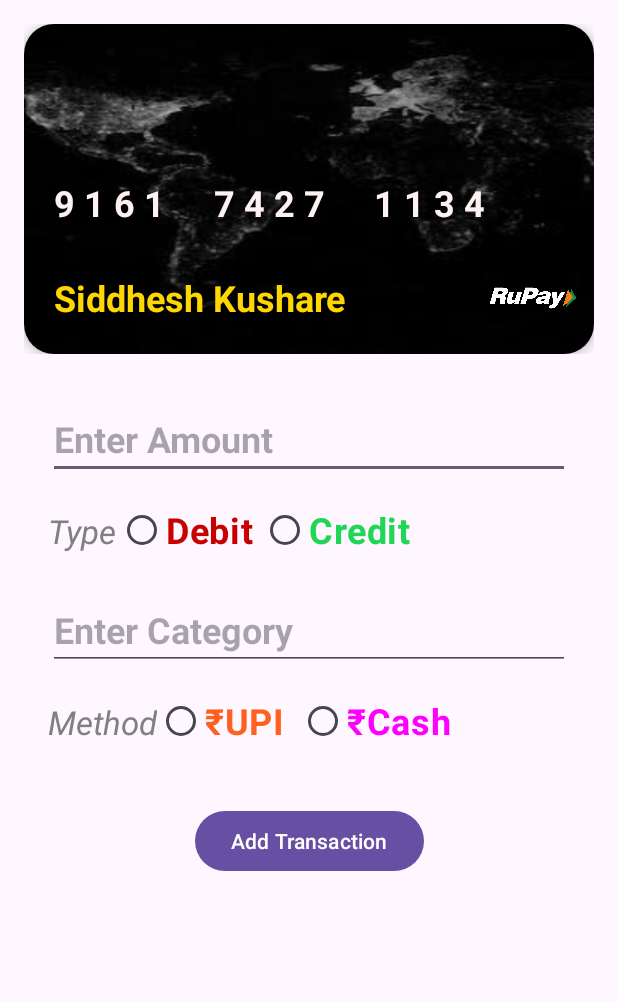
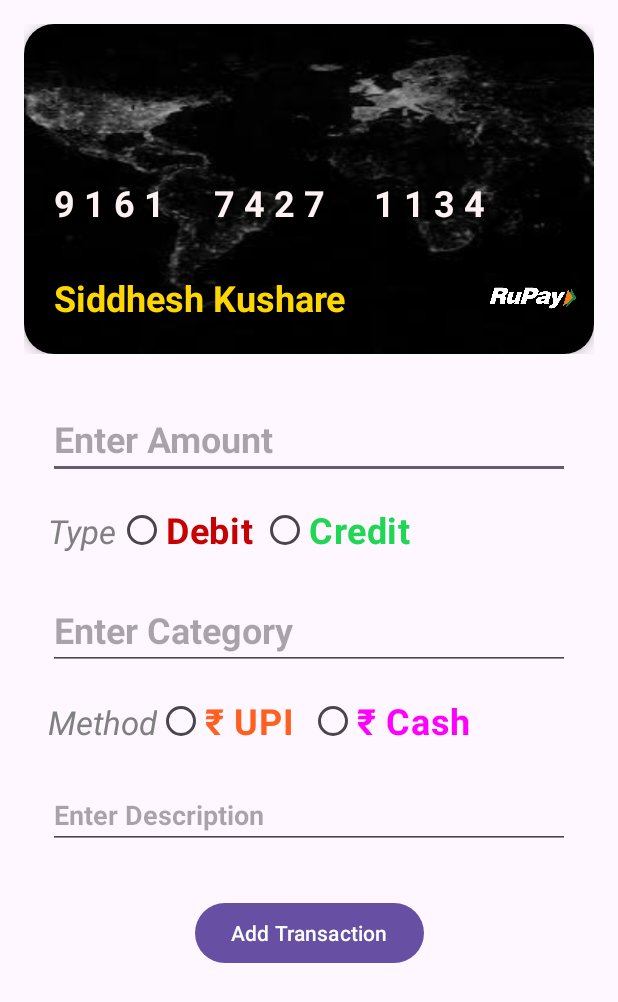
Before and after one commit to Siddhesh21-coder/Transaction-Management, an Android app: the screen it shows after launch (AddNewTransactionActivity), after a tap on an icon or button, on a phone screen of 412 x 824 dp. Shown: the top 1002 px of the screen. Run offline under Robolectric (Android 15) with nearby library versions, the phone set to English and light mode, and no system bars; our stand-ins replace Room's generated code, data binding.

Commit message:
Improved UI + fixed some errors

```diff
--- a/app/src/main/java/com/codersarena/transactionmanagement/AddNewTransactionClickHandler.java
+++ b/app/src/main/java/com/codersarena/transactionmanagement/AddNewTransactionClickHandler.java
@@ -36,7 +36,8 @@ public class AddNewTransactionClickHandler {
         RadioButton radioButton = radioGroup.findViewById(checkedId);
 
         if (radioButton != null) {
-            String selectedType = radioButton.getText().toString();
+            String selectedType = radioButton.getText().toString().split(" ")[1];
+            Log.v("Tagy",selectedType);
             transactions.setMethod(selectedType.toLowerCase()); // Assuming you want "debit" or "credit"
         }
     }
@@ -63,7 +64,7 @@ public class AddNewTransactionClickHandler {
                     transactions.getType(),
                     transactions.getCategory(),
                     transactions.getMethod(),
-                    "For desription purpose",
+                    transactions.getDescription(),
                     formattedDateTime
             );
             Log.v("TAGY",t.getMethod());
--- a/app/src/main/java/com/codersarena/transactionmanagement/MainActivity.java
+++ b/app/src/main/java/com/codersarena/transactionmanagement/MainActivity.java
@@ -123,13 +123,17 @@ public class MainActivity extends AppCompatActivity {
                         TextView txtView = findViewById(R.id.t2View);
                         TextView cashView = findViewById(R.id.cashView);
                         String cashBalancer = "Cash Balance: \t\t\u20B9";
-                        cashView.setText(cashBalancer+String.valueOf(cashBalance));
+                        String cashint = String.format("%.2f",cashBalance);
+
+                        cashView.setText(cashBalancer+cashint);
 
                         TextView upiView = findViewById(R.id.upiView);
                         String upiBalancer = "UPI Balance: \t\t\u20B9";
-                        upiView.setText(upiBalancer+String.valueOf(upiBalance));
+                        String upiint = String.format("%.2f",upiBalance);
+                        upiView.setText(upiBalancer+upiint);
                         String s = "Balance: \t\t\u20B9";
-                        txtView.setText(s+String.valueOf(sum));
+                        String bint = String.format("%.2f",sum);
+                        txtView.setText(s+bint);
                         myNewAdapter = new MyNewAdapter(transactionCategories);
                         recyclerView1.setAdapter(myNewAdapter);
                         myAdapter.notifyDataSetChanged();
--- a/app/src/main/res/layout/activity_add_new_transaction.xml
+++ b/app/src/main/res/layout/activity_add_new_transaction.xml
@@ -204,7 +204,7 @@
                 android:id="@+id/radioDebit1"
                 android:layout_width="wrap_content"
                 android:layout_height="wrap_content"
-                android:text="\u20B9UPI"
+                android:text="\u20B9 UPI"
                 android:textColor="#ff5f1f"
                 android:textSize="24sp"
                 android:textStyle="bold"
@@ -216,12 +216,30 @@
 
                 android:layout_height="wrap_content"
                 android:layout_marginLeft="10dp"
-                android:text="\u20b9Cash"
+                android:text="\u20b9 Cash"
                 android:textColor="#ff00ff"
                 android:textSize="24sp"
                 android:textStyle="bold"
                 android:value="Cash" />
         </RadioGroup>
+
+        <EditText
+            android:text="@={transaction.description}"
+            android:layout_marginLeft="16dp"
+
+            android:textStyle="bold"
+            android:layout_marginRight="16dp"
+
+            android:id="@+id/editText4"
+            android:layout_width="match_parent"
+            android:layout_height="wrap_content"
+            android:layout_marginTop="16dp"
+            android:textSize="18sp"
+            android:hint="Enter Description"
+            app:layout_constraintEnd_toEndOf="parent"
+            app:layout_constraintHorizontal_bias="0.0"
+            app:layout_constraintStart_toStartOf="parent"
+            app:layout_constraintTop_toBottomOf="@+id/radioGroup1" />
 
 
 
@@ -236,7 +254,7 @@
             android:text="Add Transaction"
             app:layout_constraintEnd_toEndOf="parent"
             app:layout_constraintStart_toStartOf="parent"
-            app:layout_constraintTop_toBottomOf="@+id/radioGroup1" />
+            app:layout_constraintTop_toBottomOf="@+id/editText4" />
 
 
     </androidx.constraintlayout.widget.ConstraintLayout>
```
